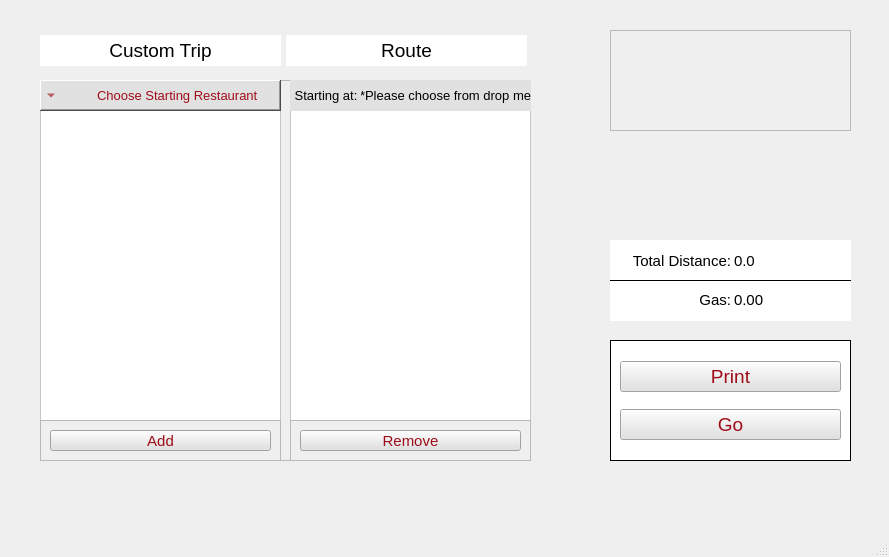
DannyCamacho/SaddlebackEats, file customtrip.ui: the form before one commit.
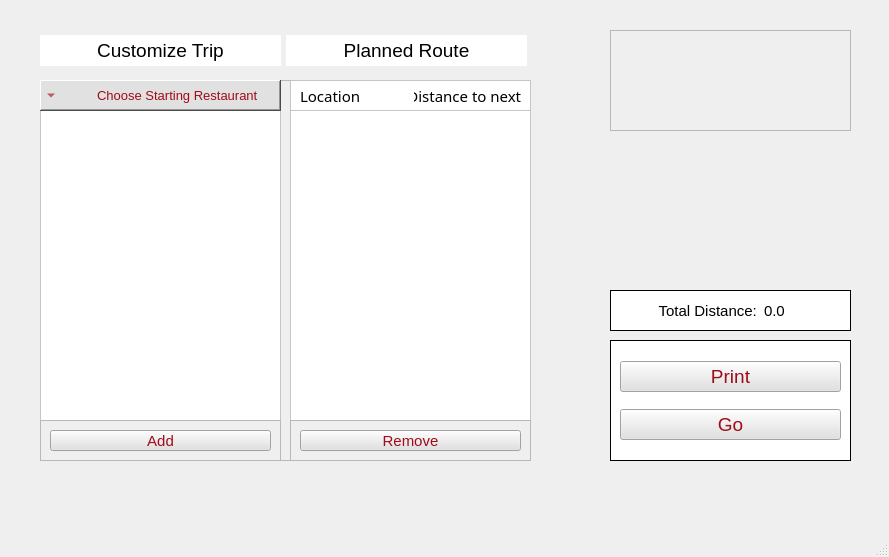
The form after the commit. Icons and pictures are not drawn.

Commit message: change of layout and wording on customtrip.ui

What changed in the file:
```diff
--- a/customtrip.ui
+++ b/customtrip.ui
@@ -18,9 +18,9 @@
     <property name="geometry">
      <rect>
       <x>610</x>
-      <y>240</y>
+      <y>290</y>
       <width>241</width>
-      <height>81</height>
+      <height>41</height>
      </rect>
     </property>
     <property name="styleSheet">
@@ -28,7 +28,7 @@
 color: rgb(0, 0, 0);</string>
     </property>
     <property name="frameShape">
-     <enum>QFrame::HLine</enum>
+     <enum>QFrame::Box</enum>
     </property>
     <property name="frameShadow">
      <enum>QFrame::Plain</enum>
@@ -36,9 +36,9 @@
     <widget class="QLabel" name="label">
      <property name="geometry">
       <rect>
-       <x>124</x>
+       <x>154</x>
        <y>10</y>
-       <width>111</width>
+       <width>81</width>
        <height>21</height>
       </rect>
      </property>
@@ -56,7 +56,7 @@
       <rect>
        <x>10</x>
        <y>10</y>
-       <width>111</width>
+       <width>141</width>
        <height>21</height>
       </rect>
      </property>
@@ -66,51 +66,12 @@
       </font>
      </property>
      <property name="text">
-      <string>Total Distance:</string>
+      <string>Total Distance: </string>
      </property>
      <property name="alignment">
       <set>Qt::AlignRight|Qt::AlignTrailing|Qt::AlignVCenter</set>
      </property>
     </widget>
-    <widget class="QLabel" name="label_3">
-     <property name="geometry">
-      <rect>
-       <x>10</x>
-       <y>44</y>
-       <width>111</width>
-       <height>31</height>
-      </rect>
-     </property>
-     <property name="font">
-      <font>
-       <pointsize>11</pointsize>
-      </font>
-     </property>
-     <property name="text">
-      <string>Gas:</string>
-     </property>
-     <property name="alignment">
-      <set>Qt::AlignRight|Qt::AlignTrailing|Qt::AlignVCenter</set>
-     </property>
-    </widget>
-    <widget class="QLabel" name="label_6">
-     <property name="geometry">
-      <rect>
-       <x>124</x>
-       <y>44</y>
-       <width>111</width>
-       <height>31</height>
-      </rect>
-     </property>
-     <property name="font">
-      <font>
-       <pointsize>11</pointsize>
-      </font>
-     </property>
-     <property name="text">
-      <string>0.00</string>
-     </property>
-    </widget>
    </widget>
    <widget class="QFrame" name="frame">
     <property name="geometry">
@@ -382,71 +343,68 @@
        <height>31</height>
       </rect>
      </property>
+     <property name="styleSheet">
+      <string notr="true">background-color: rgb(255, 255, 255);
+color: rgb(0, 0, 0);</string>
+     </property>
      <property name="frameShape">
       <enum>QFrame::StyledPanel</enum>
      </property>
      <property name="frameShadow">
       <enum>QFrame::Raised</enum>
      </property>
-     <widget class="QLabel" name="label_8">
+     <widget class="QLabel" name="label_6">
       <property name="geometry">
        <rect>
-        <x>70</x>
-        <y>0</y>
-        <width>171</width>
-        <height>31</height>
+        <x>124</x>
+        <y>5</y>
+        <width>111</width>
+        <height>21</height>
        </rect>
       </property>
-      <property name="minimumSize">
-       <size>
-        <width>0</width>
-        <height>25</height>
-       </size>
-      </property>
       <property name="font">
        <font>
-        <pointsize>10</pointsize>
+        <family>Bahnschrift</family>
+        <pointsize>11</pointsize>
        </font>
       </property>
       <property name="styleSheet">
-       <string notr="true">background-color: rgb(225, 225, 225);
+       <string notr="true">background-color: rgb(255, 255, 255);
 color: rgb(0, 0, 0);</string>
       </property>
       <property name="text">
-       <string>*Please choose from drop menu*</string>
-      </property>
-     </widget>
-     <widget class="QLabel" name="label_7">
-      <property name="geometry">
-       <rect>
-        <x>0</x>
-        <y>0</y>
-        <width>71</width>
-        <height>31</height>
-       </rect>
-      </property>
-      <property name="minimumSize">
-       <size>
-        <width>0</width>
-        <height>25</height>
-       </size>
-      </property>
-      <property name="font">
-       <font>
-        <pointsize>10</pointsize>
-       </font>
-      </property>
-      <property name="styleSheet">
-       <string notr="true">background-color: rgb(225, 225, 225);
-color: rgb(0, 0, 0);</string>
-      </property>
-      <property name="text">
-       <string>Starting at: </string>
+       <string>Distance to next </string>
       </property>
       <property name="alignment">
        <set>Qt::AlignRight|Qt::AlignTrailing|Qt::AlignVCenter</set>
       </property>
      </widget>
+     <widget class="QLabel" name="label_3">
+      <property name="geometry">
+       <rect>
+        <x>10</x>
+        <y>5</y>
+        <width>111</width>
+        <height>21</height>
+       </rect>
+      </property>
+      <property name="font">
+       <font>
+        <family>Bahnschrift</family>
+        <pointsize>11</pointsize>
+       </font>
+      </property>
+      <property name="styleSheet">
+       <string notr="true">background-color: rgb(255, 255, 255);
+color: rgb(0, 0, 0);</string>
+      </property>
+      <property name="text">
+       <string>Location</string>
+      </property>
+      <property name="alignment">
+       <set>Qt::AlignLeading|Qt::AlignLeft|Qt::AlignVCenter</set>
+      </property>
+     </widget>
     </widget>
    </widget>
    <widget class="QFrame" name="frame_2">
@@ -502,7 +460,7 @@
 color: rgb(0, 0, 0);</string>
      </property>
      <property name="text">
-      <string>Custom Trip</string>
+      <string>Customize Trip</string>
      </property>
      <property name="alignment">
       <set>Qt::AlignCenter</set>
@@ -527,7 +485,7 @@
 color: rgb(0, 0, 0);</string>
      </property>
      <property name="text">
-      <string>Route</string>
+      <string>Planned Route</string>
      </property>
      <property name="alignment">
       <set>Qt::AlignCenter</set>
```
Left out of the diff: 2 changed lines with no effect on the pictures.
